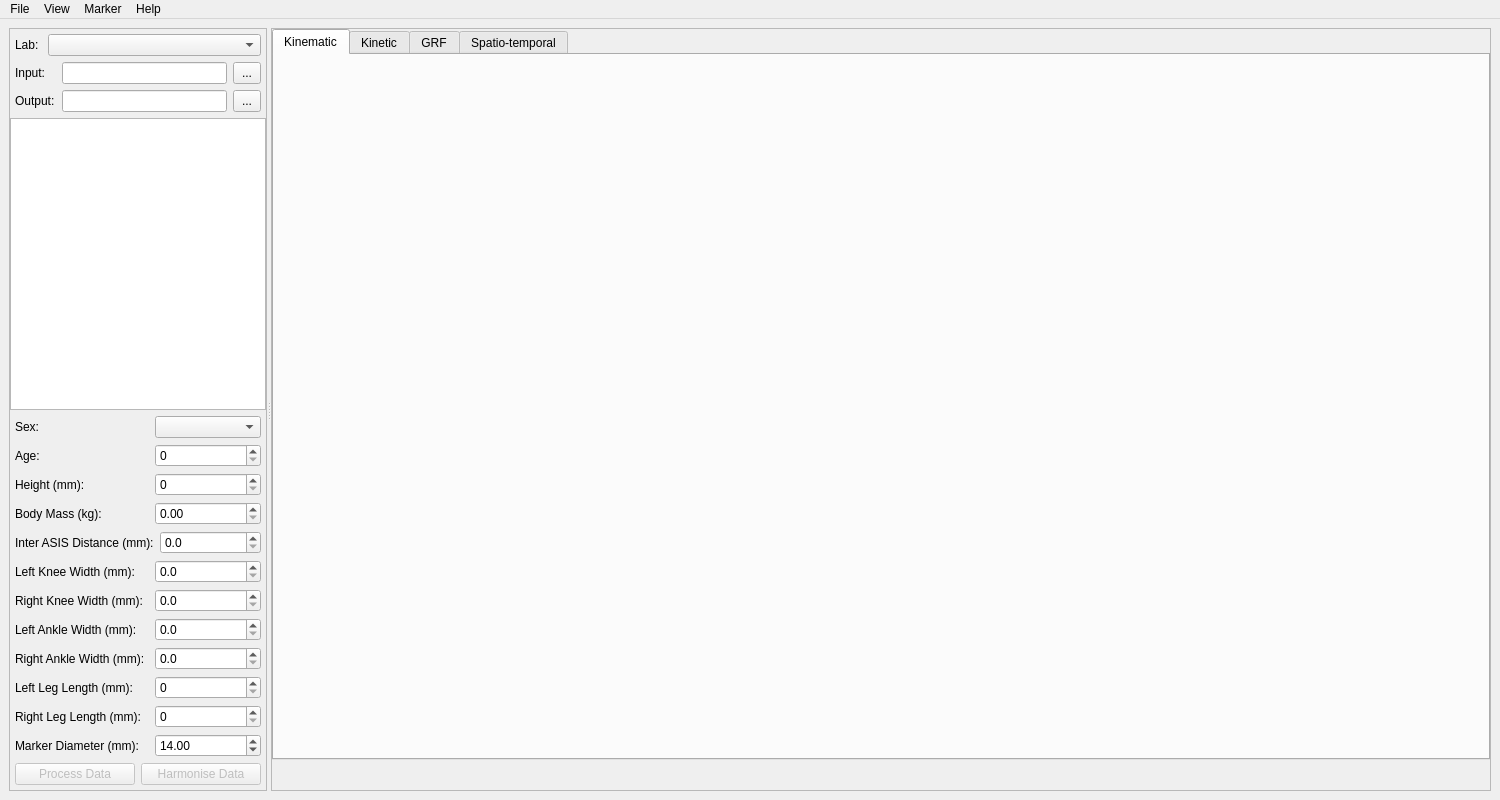
Above: src/c3d_parser/view/qt/main_window.ui from tsalemink/C3D-parser before the change. Below: the same form after it.
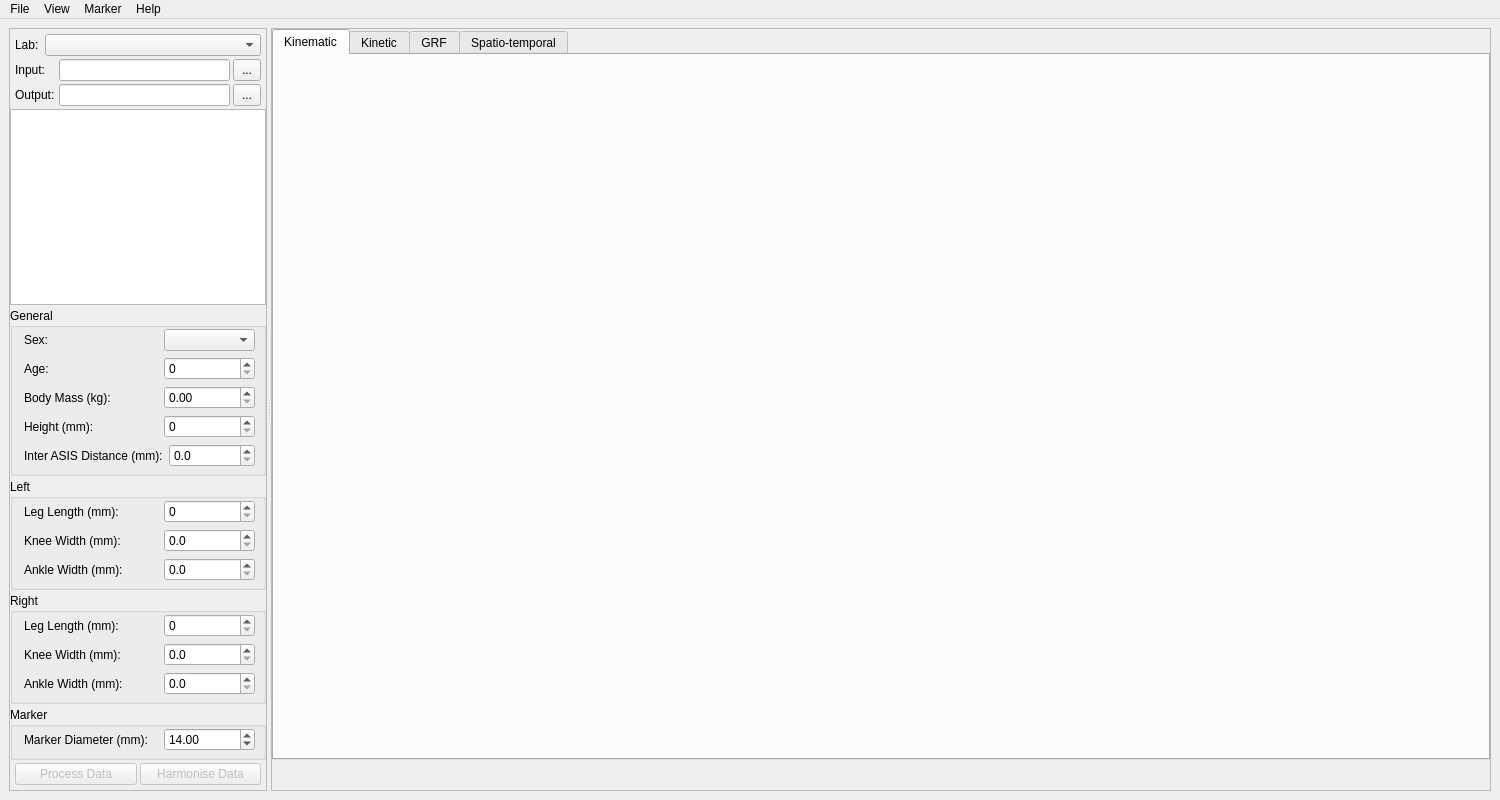
That is the form after the change. Custom widgets are drawn as their Qt base class.

Commit message: Reorder anthropometrics to align with Vicon

Patch:
```diff
--- a/src/c3d_parser/view/qt/main_window.ui
+++ b/src/c3d_parser/view/qt/main_window.ui
@@ -40,6 +40,9 @@
         <enum>QFrame::Shadow::Raised</enum>
        </property>
        <layout class="QVBoxLayout" name="verticalLayout_2">
+        <property name="spacing">
+         <number>3</number>
+        </property>
         <property name="leftMargin">
          <number>0</number>
         </property>
@@ -193,6 +196,24 @@
          <widget class="CustomListWidget" name="listWidgetFiles"/>
         </item>
         <item>
+         <widget class="QGroupBox" name="groupBox">
+          <property name="title">
+           <string>General</string>
+          </property>
+          <layout class="QVBoxLayout" name="verticalLayout_9">
+           <property name="leftMargin">
+            <number>6</number>
+           </property>
+           <property name="topMargin">
+            <number>1</number>
+           </property>
+           <property name="rightMargin">
+            <number>3</number>
+           </property>
+           <property name="bottomMargin">
+            <number>6</number>
+           </property>
+           <item>
          <layout class="QHBoxLayout" name="horizontalLayout_14">
           <property name="leftMargin">
            <number>5</number>
@@ -261,48 +282,6 @@
           </item>
          </layout>
         </item>
-        <item>
-         <layout class="QHBoxLayout" name="horizontalLayout_5">
-          <property name="leftMargin">
-           <number>5</number>
-          </property>
-          <property name="rightMargin">
-           <number>5</number>
-          </property>
-          <item>
-           <widget class="QLabel" name="label_4">
-            <property name="minimumSize">
-             <size>
-              <width>134</width>
-              <height>0</height>
-             </size>
-            </property>
-            <property name="text">
-             <string>Height (mm):</string>
-            </property>
-           </widget>
-          </item>
-          <item>
-           <widget class="QDoubleSpinBox" name="doubleSpinBoxHeight">
-            <property name="sizePolicy">
-             <sizepolicy hsizetype="Expanding" vsizetype="Fixed">
-              <horstretch>0</horstretch>
-              <verstretch>0</verstretch>
-             </sizepolicy>
-            </property>
-            <property name="decimals">
-             <number>0</number>
-            </property>
-            <property name="maximum">
-             <double>9999.000000000000000</double>
-            </property>
-            <property name="singleStep">
-             <double>1.000000000000000</double>
-            </property>
-           </widget>
-          </item>
-         </layout>
-        </item>
         <item>
          <layout class="QHBoxLayout" name="horizontalLayout_8">
           <property name="leftMargin">
@@ -345,6 +324,48 @@
           </item>
          </layout>
         </item>
+           <item>
+            <layout class="QHBoxLayout" name="horizontalLayout_5">
+             <property name="leftMargin">
+              <number>5</number>
+             </property>
+             <property name="rightMargin">
+              <number>5</number>
+             </property>
+             <item>
+              <widget class="QLabel" name="label_4">
+               <property name="minimumSize">
+                <size>
+                 <width>134</width>
+                 <height>0</height>
+                </size>
+               </property>
+               <property name="text">
+                <string>Height (mm):</string>
+               </property>
+              </widget>
+             </item>
+             <item>
+              <widget class="QDoubleSpinBox" name="doubleSpinBoxHeight">
+               <property name="sizePolicy">
+                <sizepolicy hsizetype="Expanding" vsizetype="Fixed">
+                 <horstretch>0</horstretch>
+                 <verstretch>0</verstretch>
+                </sizepolicy>
+               </property>
+               <property name="decimals">
+                <number>0</number>
+               </property>
+               <property name="maximum">
+                <double>9999.000000000000000</double>
+               </property>
+               <property name="singleStep">
+                <double>1.000000000000000</double>
+               </property>
+              </widget>
+             </item>
+            </layout>
+           </item>
         <item>
          <layout class="QHBoxLayout" name="horizontalLayout_17">
           <property name="leftMargin">
@@ -378,6 +399,69 @@
           </item>
          </layout>
         </item>
+          </layout>
+         </widget>
+        </item>
+        <item>
+         <widget class="QGroupBox" name="groupBox_2">
+          <property name="title">
+           <string>Left</string>
+          </property>
+          <layout class="QVBoxLayout" name="verticalLayout_10">
+           <property name="leftMargin">
+            <number>6</number>
+           </property>
+           <property name="topMargin">
+            <number>1</number>
+           </property>
+           <property name="rightMargin">
+            <number>3</number>
+           </property>
+           <property name="bottomMargin">
+            <number>6</number>
+           </property>
+           <item>
+            <layout class="QHBoxLayout" name="horizontalLayout_11">
+             <property name="leftMargin">
+              <number>5</number>
+             </property>
+             <property name="rightMargin">
+              <number>5</number>
+             </property>
+             <item>
+              <widget class="QLabel" name="label_9">
+               <property name="minimumSize">
+                <size>
+                 <width>134</width>
+                 <height>0</height>
+                </size>
+               </property>
+               <property name="text">
+                <string>Leg Length (mm):</string>
+               </property>
+              </widget>
+             </item>
+             <item>
+              <widget class="QDoubleSpinBox" name="doubleSpinBoxLeftLegLength">
+               <property name="sizePolicy">
+                <sizepolicy hsizetype="Expanding" vsizetype="Fixed">
+                 <horstretch>0</horstretch>
+                 <verstretch>0</verstretch>
+                </sizepolicy>
+               </property>
+               <property name="decimals">
+                <number>0</number>
+               </property>
+               <property name="maximum">
+                <double>9999.000000000000000</double>
+               </property>
+               <property name="singleStep">
+                <double>1.000000000000000</double>
+               </property>
+              </widget>
+             </item>
+            </layout>
+           </item>
         <item>
          <layout class="QHBoxLayout" name="horizontalLayout_9">
           <property name="leftMargin">
@@ -395,7 +479,7 @@
              </size>
             </property>
             <property name="text">
-             <string>Left Knee Width (mm):</string>
+                <string>Knee Width (mm):</string>
             </property>
            </widget>
           </item>
@@ -420,48 +504,6 @@
           </item>
          </layout>
         </item>
-        <item>
-         <layout class="QHBoxLayout" name="horizontalLayout_10">
-          <property name="leftMargin">
-           <number>5</number>
-          </property>
-          <property name="rightMargin">
-           <number>5</number>
-          </property>
-          <item>
-           <widget class="QLabel" name="label_8">
-            <property name="minimumSize">
-             <size>
-              <width>134</width>
-              <height>0</height>
-             </size>
-            </property>
-            <property name="text">
-             <string>Right Knee Width (mm):</string>
-            </property>
-           </widget>
-          </item>
-          <item>
-           <widget class="QDoubleSpinBox" name="doubleSpinBoxRightKneeWidth">
-            <property name="sizePolicy">
-             <sizepolicy hsizetype="Expanding" vsizetype="Fixed">
-              <horstretch>0</horstretch>
-              <verstretch>0</verstretch>
-             </sizepolicy>
-            </property>
-            <property name="decimals">
-             <number>1</number>
-            </property>
-            <property name="maximum">
-             <double>999.000000000000000</double>
-            </property>
-            <property name="singleStep">
-             <double>1.000000000000000</double>
-            </property>
-           </widget>
-          </item>
-         </layout>
-        </item>
         <item>
          <layout class="QHBoxLayout" name="horizontalLayout_15">
           <property name="leftMargin">
@@ -479,7 +521,7 @@
              </size>
             </property>
             <property name="text">
-             <string>Left Ankle Width (mm):</string>
+                <string>Ankle Width (mm):</string>
             </property>
            </widget>
           </item>
@@ -495,81 +537,27 @@
           </item>
          </layout>
         </item>
-        <item>
-         <layout class="QHBoxLayout" name="horizontalLayout_16">
-          <property name="leftMargin">
-           <number>5</number>
-          </property>
-          <property name="rightMargin">
-           <number>5</number>
-          </property>
-          <item>
-           <widget class="QLabel" name="label_14">
-            <property name="minimumSize">
-             <size>
-              <width>134</width>
-              <height>0</height>
-             </size>
-            </property>
-            <property name="text">
-             <string>Right Ankle Width (mm):</string>
-            </property>
+          </layout>
            </widget>
           </item>
           <item>
-           <widget class="QDoubleSpinBox" name="doubleSpinBoxRightAnkleWidth">
-            <property name="decimals">
+         <widget class="QGroupBox" name="groupBox_3">
+          <property name="title">
+           <string>Right</string>
+          </property>
+          <layout class="QVBoxLayout" name="verticalLayout_11">
+           <property name="leftMargin">
+            <number>6</number>
+           </property>
+           <property name="topMargin">
              <number>1</number>
             </property>
-            <property name="maximum">
-             <double>999.000000000000000</double>
-            </property>
-           </widget>
-          </item>
-         </layout>
-        </item>
-        <item>
-         <layout class="QHBoxLayout" name="horizontalLayout_11">
-          <property name="leftMargin">
-           <number>5</number>
-          </property>
           <property name="rightMargin">
-           <number>5</number>
-          </property>
-          <item>
-           <widget class="QLabel" name="label_9">
-            <property name="minimumSize">
-             <size>
-              <width>134</width>
-              <height>0</height>
-             </size>
-            </property>
-            <property name="text">
-             <string>Left Leg Length (mm):</string>
-            </property>
-           </widget>
-          </item>
-          <item>
-           <widget class="QDoubleSpinBox" name="doubleSpinBoxLeftLegLength">
-            <property name="sizePolicy">
-             <sizepolicy hsizetype="Expanding" vsizetype="Fixed">
-              <horstretch>0</horstretch>
-              <verstretch>0</verstretch>
-             </sizepolicy>
-            </property>
-            <property name="decimals">
-             <number>0</number>
-            </property>
-            <property name="maximum">
-             <double>9999.000000000000000</double>
-            </property>
-            <property name="singleStep">
-             <double>1.000000000000000</double>
-            </property>
-           </widget>
-          </item>
-         </layout>
-        </item>
+            <number>3</number>
+           </property>
+           <property name="bottomMargin">
+            <number>6</number>
+           </property>
         <item>
          <layout class="QHBoxLayout" name="horizontalLayout_12">
           <property name="leftMargin">
@@ -587,7 +575,7 @@
              </size>
             </property>
             <property name="text">
-             <string>Right Leg Length (mm):</string>
+                <string>Leg Length (mm):</string>
             </property>
            </widget>
           </item>
@@ -613,6 +601,102 @@
          </layout>
         </item>
         <item>
+            <layout class="QHBoxLayout" name="horizontalLayout_10">
+             <property name="leftMargin">
+              <number>5</number>
+             </property>
+             <property name="rightMargin">
+              <number>5</number>
+             </property>
+             <item>
+              <widget class="QLabel" name="label_8">
+               <property name="minimumSize">
+                <size>
+                 <width>134</width>
+                 <height>0</height>
+                </size>
+               </property>
+               <property name="text">
+                <string>Knee Width (mm):</string>
+               </property>
+              </widget>
+             </item>
+             <item>
+              <widget class="QDoubleSpinBox" name="doubleSpinBoxRightKneeWidth">
+               <property name="sizePolicy">
+                <sizepolicy hsizetype="Expanding" vsizetype="Fixed">
+                 <horstretch>0</horstretch>
+                 <verstretch>0</verstretch>
+                </sizepolicy>
+               </property>
+               <property name="decimals">
+                <number>1</number>
+               </property>
+               <property name="maximum">
+                <double>999.000000000000000</double>
+               </property>
+               <property name="singleStep">
+                <double>1.000000000000000</double>
+               </property>
+              </widget>
+             </item>
+            </layout>
+           </item>
+           <item>
+            <layout class="QHBoxLayout" name="horizontalLayout_16">
+             <property name="leftMargin">
+              <number>5</number>
+             </property>
+             <property name="rightMargin">
+              <number>5</number>
+             </property>
+             <item>
+              <widget class="QLabel" name="label_14">
+               <property name="minimumSize">
+                <size>
+                 <width>134</width>
+                 <height>0</height>
+                </size>
+               </property>
+               <property name="text">
+                <string>Ankle Width (mm):</string>
+               </property>
+              </widget>
+             </item>
+             <item>
+              <widget class="QDoubleSpinBox" name="doubleSpinBoxRightAnkleWidth">
+               <property name="decimals">
+                <number>1</number>
+               </property>
+               <property name="maximum">
+                <double>999.000000000000000</double>
+               </property>
+              </widget>
+             </item>
+            </layout>
+           </item>
+          </layout>
+         </widget>
+        </item>
+        <item>
+         <widget class="QGroupBox" name="groupBox_4">
+          <property name="title">
+           <string>Marker</string>
+          </property>
+          <layout class="QVBoxLayout" name="verticalLayout_12">
+           <property name="leftMargin">
+            <number>6</number>
+           </property>
+           <property name="topMargin">
+            <number>1</number>
+           </property>
+           <property name="rightMargin">
+            <number>3</number>
+           </property>
+           <property name="bottomMargin">
+            <number>6</number>
+           </property>
+           <item>
          <layout class="QHBoxLayout" name="horizontalLayout_4">
           <property name="leftMargin">
            <number>5</number>
@@ -653,6 +737,9 @@
            </widget>
           </item>
          </layout>
+           </item>
+          </layout>
+         </widget>
         </item>
         <item>
          <layout class="QHBoxLayout" name="horizontalLayout_2">
```
Lines whose indentation alone changed are shown as unchanged. The commit also changes 1 other file.
